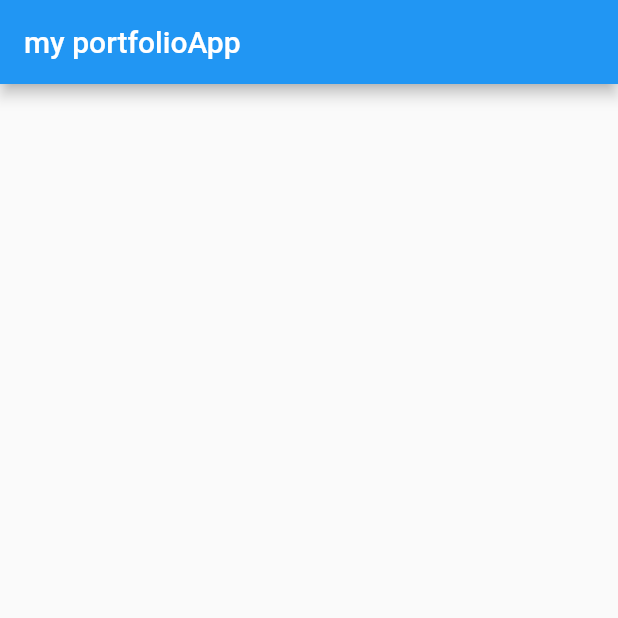
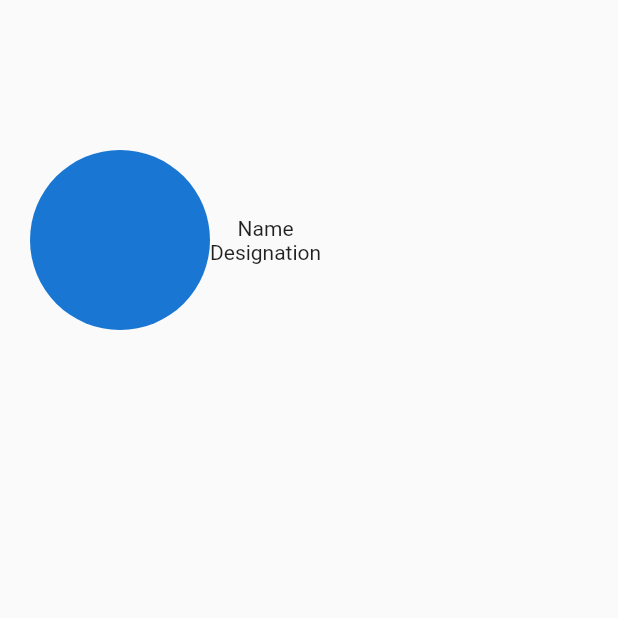
Before and after one commit to kri-sh27/Flutter-PortfolioApp, a Flutter app: the screen it shows after launch, on a phone screen of 412 x 824 dp, the top half of it. Run offline on Flutter 3.47's test engine with Material 2 defaults, Android fonts, the phone set to English and light mode, and no system bars.

Commit message:
Row,Column,Circular Widget added

```diff
--- a/lib/main.dart
+++ b/lib/main.dart
@@ -11,9 +11,24 @@ class Home extends StatelessWidget {
 
   @override
   Widget build(BuildContext context) {
-    return Scaffold(
-        appBar: AppBar(
-      title: const Text("my portfolioApp"),
-    ));
+    return const Scaffold(
+      body: Padding(
+        padding: EdgeInsets.only(top: 100, left: 20),
+        child: Column(
+          children: <Widget>[
+            Row(
+              children: <Widget>[
+                CircleAvatar(
+                  radius: 60,
+                ),
+                Column(
+                  children: <Widget>[Text("Name"), Text("Designation")],
+                )
+              ],
+            )
+          ],
+        ),
+      ),
+    );
   }
 }
```
